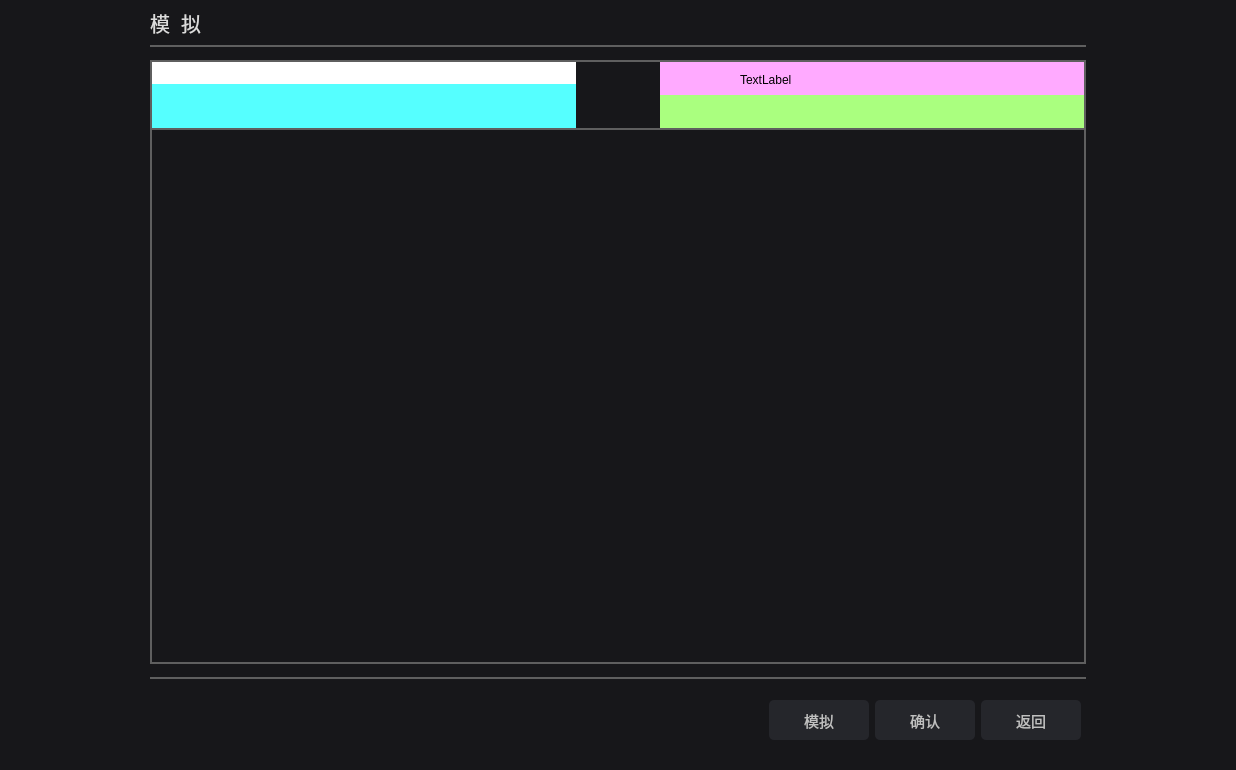
Z-Hd/Lingxi-Spine-care-Visual-Interactive-Software-Prototype, file SurgicalRobotSoftware_2_0/surgical-robot-software-2-0/simulationwidget.ui: the form before one commit.
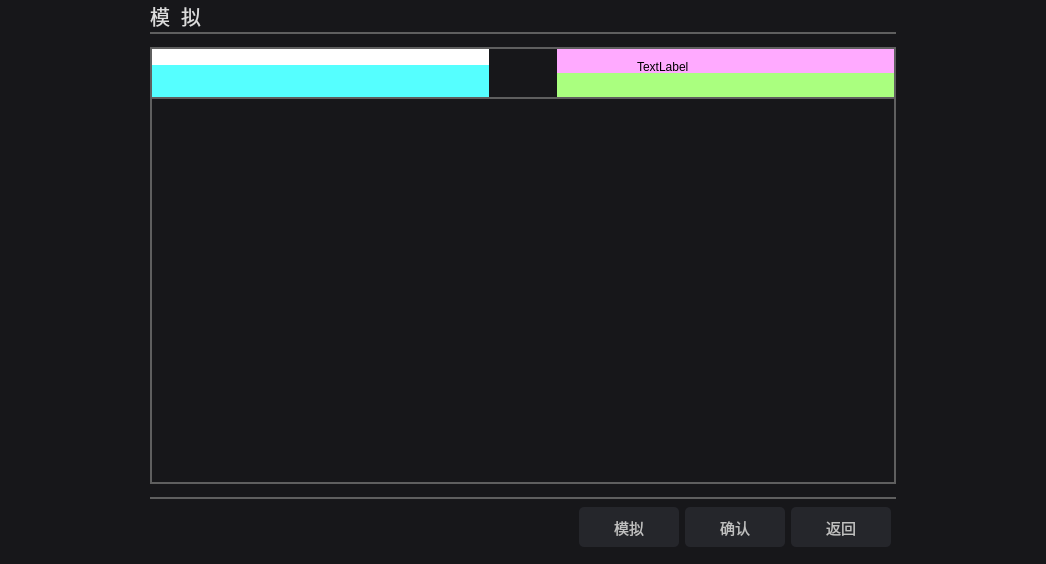
The form after the commit. Icons and pictures are not drawn.

Commit message: 1. The UI interfaces of two pages(ndi & arm) have been initially drawn and need to be adjusted according to specific functions. 2. The return jump of the simulated page has been completed. 3. The functions of the two buttons(ndi & arm) in the toolbar have been completed.

Patch:
```diff
--- a/SurgicalRobotSoftware_2_0/surgical-robot-software-2-0/simulationwidget.ui
+++ b/SurgicalRobotSoftware_2_0/surgical-robot-software-2-0/simulationwidget.ui
@@ -6,8 +6,8 @@
    <rect>
     <x>0</x>
     <y>0</y>
-    <width>1236</width>
-    <height>770</height>
+    <width>1046</width>
+    <height>564</height>
    </rect>
   </property>
   <property name="windowTitle">
@@ -328,6 +328,12 @@
             </item>
             <item>
              <widget class="QPushButton" name="simulateButton">
+              <property name="sizePolicy">
+               <sizepolicy hsizetype="Fixed" vsizetype="Fixed">
+                <horstretch>0</horstretch>
+                <verstretch>0</verstretch>
+               </sizepolicy>
+              </property>
               <property name="styleSheet">
                <string notr="true">QPushButton {
 background-color: rgb(37, 38, 43);
```
The commit also changes 5 other files.
